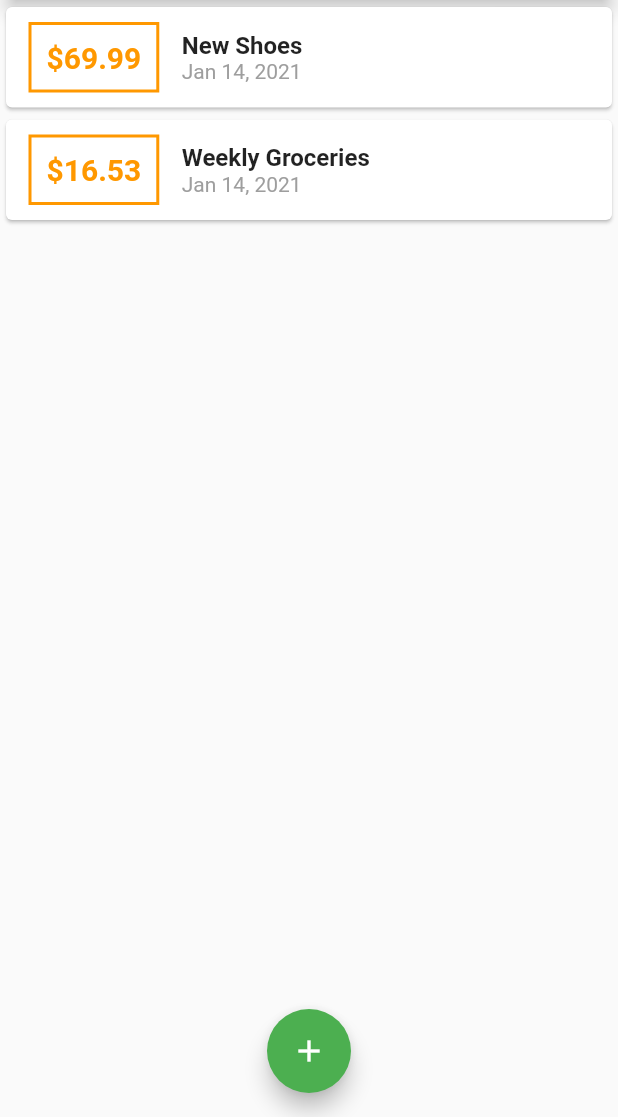
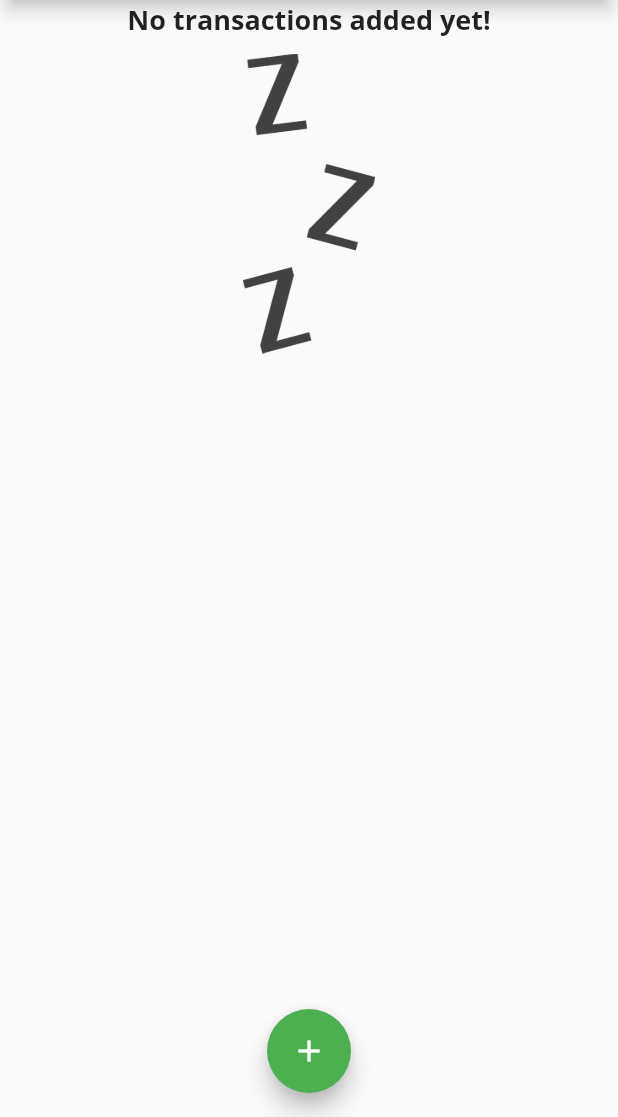
Before and after one commit to Flutteric/ExpensesApp, a Flutter app: the screen it shows after launch, on a phone screen of 412 x 824 dp, the part 119-1236 px from its top. Run offline on Flutter 3.47's test engine with Material 2 defaults, Android fonts, the phone set to English and light mode, and no system bars; Roboto replaces fonts that are missing (Open Sans).

```diff
--- a/lib/main.dart
+++ b/lib/main.dart
@@ -40,18 +40,18 @@ class MyHomePage extends StatefulWidget {
 
 class _MyHomePageState extends State<MyHomePage> {
   final List<Transaction> _userTransactions = [
-    Transaction(
-      id: 't1',
-      title: 'New Shoes',
-      amount: 69.99,
-      date: DateTime.now(),
-    ),
-    Transaction(
-      id: 't2',
-      title: 'Weekly Groceries',
-      amount: 16.53,
-      date: DateTime.now(),
-    ),
+    // Transaction(
+    //   id: 't1',
+    //   title: 'New Shoes',
+    //   amount: 69.99,
+    //   date: DateTime.now(),
+    // ),
+    // Transaction(
+    //   id: 't2',
+    //   title: 'Weekly Groceries',
+    //   amount: 16.53,
+    //   date: DateTime.now(),
+    // ),
   ];
 
   void _addNewTransaction(String txTitle, double txAmount) {
--- a/lib/widgets/transaction_list.dart
+++ b/lib/widgets/transaction_list.dart
@@ -11,7 +11,26 @@ class TransactionList extends StatelessWidget {
   Widget build(BuildContext context) {
     return Container(
       height: 300,
-      child: ListView.builder(
+      child: transactions.isEmpty
+          ? Column(
+              children: <Widget>[
+                Text(
+                  'No transactions added yet!',
+                  style: Theme.of(context).textTheme.title,
+                ),
+                SizedBox(
+                  height: 10,
+                ),
+                Container(
+                  height: 200,
+                  child: Image.asset(
+                    'assets/images/waiting.png',
+                    fit: BoxFit.cover,
+                  ),
+                )
+              ],
+            )
+          : ListView.builder(
               itemBuilder: (ctx, index) {
                 return Card(
                   child: Row(
--- a/pubspec.yaml
+++ b/pubspec.yaml
@@ -44,9 +44,9 @@ flutter:
   uses-material-design: true
 
   # To add assets to your application, add an assets section, like this:
-  # assets:
-  #   - images/a_dot_burr.jpeg
-  #   - images/a_dot_ham.jpeg
+  assets:
+    - assets/images/waiting.png
+    # - images/a_dot_ham.jpeg
 
   # An image asset can refer to one or more resolution-specific "variants", see
   # https://flutter.dev/assets-and-images/#resolution-aware.
```
Also changed, not shown: assets/images/waiting.png (added). Lines whose indentation alone changed are shown as unchanged.
